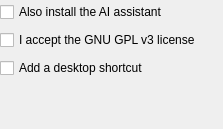
The window that tools/installer/AssistantForm.ui (enhantica/edi) describes before a commit, drawn with Qt 5.
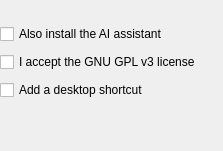
The same window after the commit.

Commit message: Use the Modern wizard with no header or footer line, logo in pages

Patch:
```diff
--- a/tools/installer/AssistantForm.ui
+++ b/tools/installer/AssistantForm.ui
@@ -32,6 +32,13 @@
    <property name="bottomMargin">
     <number>0</number>
    </property>
+   <item>
+    <widget class="QLabel" name="FormLogo">
+     <property name="visible">
+      <bool>false</bool>
+     </property>
+    </widget>
+   </item>
    <item>
     <widget class="QCheckBox" name="AssistantCheckBox">
      <property name="text">
```
The commit also changes 6 other files.
